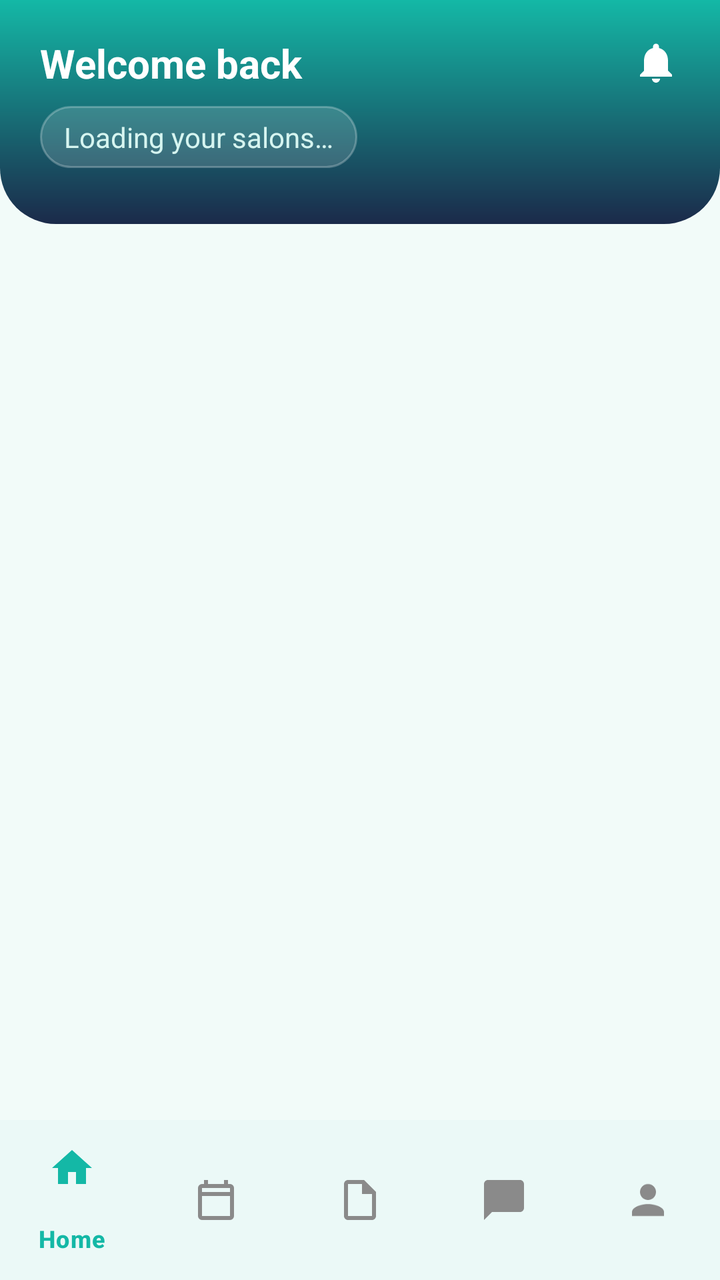
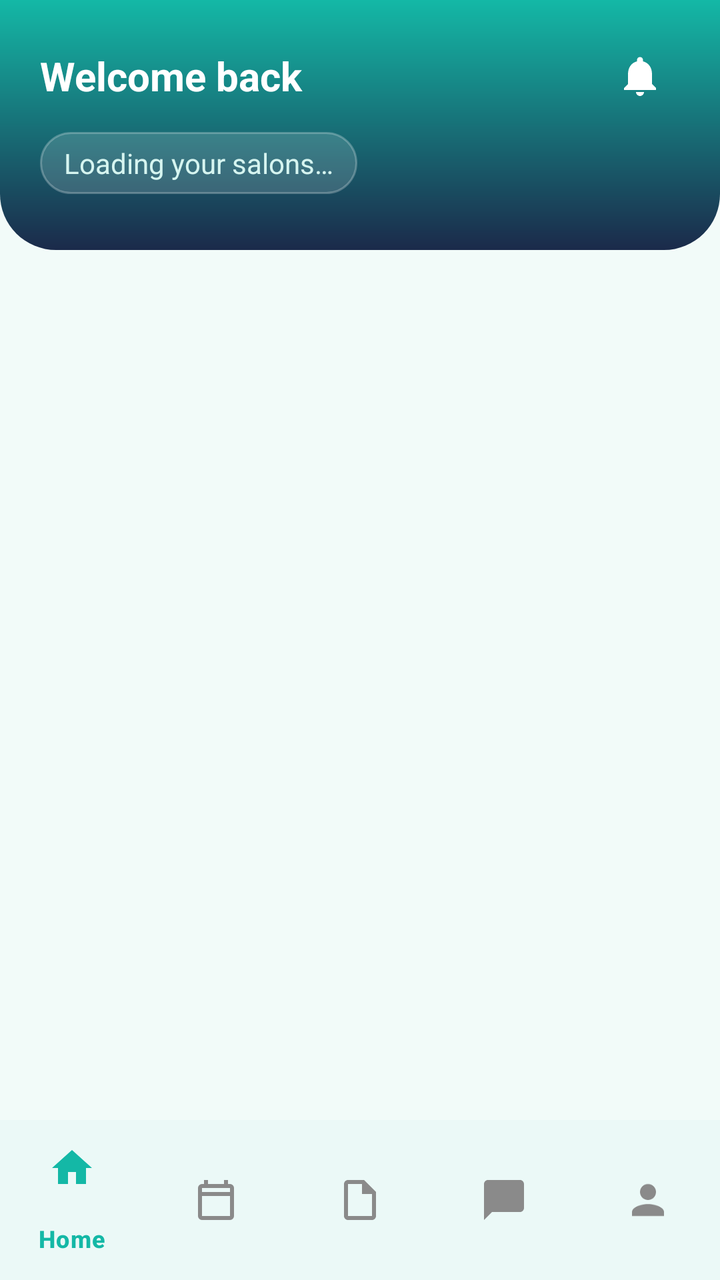

An Android layout rendered at two revisions. The XML below is the earlier revision; the diff shows what the commit changed to produce the second picture.
<!-- AndroidManifest.xml: application theme Theme.HairGo -->
<!-- res/layout/activity_owner_dashboard.xml -->
<?xml version="1.0" encoding="utf-8"?>
<androidx.constraintlayout.widget.ConstraintLayout
    xmlns:android="http://schemas.android.com/apk/res/android"
    xmlns:app="http://schemas.android.com/apk/res-auto"
    android:layout_width="match_parent"
    android:layout_height="match_parent"
    android:background="@color/home_bg">

    
    <LinearLayout
        android:id="@+id/ownerHeader"
        android:layout_width="0dp"
        android:layout_height="wrap_content"
        android:orientation="vertical"
        android:background="@drawable/bg_home_header"
        android:paddingStart="20dp"
        android:paddingEnd="20dp"
        android:paddingTop="18dp"
        android:paddingBottom="28dp"
        app:layout_constraintTop_toTopOf="parent"
        app:layout_constraintStart_toStartOf="parent"
        app:layout_constraintEnd_toEndOf="parent">

        <LinearLayout
            android:layout_width="match_parent"
            android:layout_height="wrap_content"
            android:orientation="horizontal"
            android:gravity="center_vertical">

            <TextView
                android:id="@+id/tvOwnerGreeting"
                android:layout_width="0dp"
                android:layout_height="wrap_content"
                android:layout_weight="1"
                android:text="Welcome back"
                android:textColor="@color/home_header_text"
                android:textSize="20sp"
                android:textStyle="bold" />

            <ImageView
                android:id="@+id/ivNotificationBell"
                android:layout_width="24dp"
                android:layout_height="24dp"
                android:src="@drawable/ic_bell"
                android:contentDescription="Notifications"
                app:tint="@color/home_header_text" />
        </LinearLayout>

        <TextView
            android:id="@+id/tvSalonPicker"
            android:layout_width="wrap_content"
            android:layout_height="wrap_content"
            android:layout_marginTop="8dp"
            android:background="@drawable/welcome_bg_chip"
            android:paddingStart="12dp"
            android:paddingTop="6dp"
            android:paddingEnd="12dp"
            android:paddingBottom="6dp"
            android:text="Loading your salons…"
            android:textColor="@color/home_header_subtext"
            android:textSize="14sp" />
    </LinearLayout>

    <FrameLayout
        android:id="@+id/ownerFragmentContainer"
        android:layout_width="0dp"
        android:layout_height="0dp"
        app:layout_constraintTop_toBottomOf="@id/ownerHeader"
        app:layout_constraintBottom_toTopOf="@id/ownerBottomNav"
        app:layout_constraintStart_toStartOf="parent"
        app:layout_constraintEnd_toEndOf="parent" />

    <ProgressBar
        android:id="@+id/progressOwner"
        android:layout_width="wrap_content"
        android:layout_height="wrap_content"
        android:indeterminateTint="@color/teal"
        app:layout_constraintTop_toBottomOf="@id/ownerHeader"
        app:layout_constraintBottom_toTopOf="@id/ownerBottomNav"
        app:layout_constraintStart_toStartOf="parent"
        app:layout_constraintEnd_toEndOf="parent" />

    <com.google.android.material.bottomnavigation.BottomNavigationView
        android:id="@+id/ownerBottomNav"
        android:layout_width="0dp"
        android:layout_height="wrap_content"
        android:background="@color/surface"
        app:itemIconTint="@color/bottom_nav_colour_selector"
        app:itemTextColor="@color/bottom_nav_colour_selector"
        app:menu="@menu/owner_bottom_nav_menu"
        app:layout_constraintBottom_toBottomOf="parent"
        app:layout_constraintStart_toStartOf="parent"
        app:layout_constraintEnd_toEndOf="parent" />

</androidx.constraintlayout.widget.ConstraintLayout>
<!-- resources referenced by this layout -->
<resources>
  <color name="home_bg">#F2FBF9</color>
  <color name="home_header_subtext">#D6F5F0</color>
  <color name="home_header_text">#FFFFFF</color>
  <color name="surface">#FFFFFF</color>
  <color name="teal">#14B8A6</color>
  <!-- drawable bg_home_header (drawable) -->
  <?xml version="1.0" encoding="utf-8"?>
  <shape xmlns:android="http://schemas.android.com/apk/res/android"
      android:shape="rectangle">
      <gradient
          android:startColor="@color/home_header_start"
          android:endColor="@color/home_header_end"
          android:angle="270" />
      <corners
          android:bottomLeftRadius="28dp"
          android:bottomRightRadius="28dp" />
  </shape>
  <!-- drawable ic_bell (drawable) -->
  <vector xmlns:android="http://schemas.android.com/apk/res/android"
      android:width="24dp" android:height="24dp"
      android:viewportWidth="24" android:viewportHeight="24">
      <path android:fillColor="#FFFFFFFF"
          android:pathData="M12,22c1.1,0 2,-0.9 2,-2h-4c0,1.1 0.89,2 2,2zM18,16v-5c0,-3.07 -1.64,-5.64 -4.5,-6.32V4c0,-0.83 -0.67,-1.5 -1.5,-1.5s-1.5,0.67 -1.5,1.5v0.68C7.63,5.36 6,7.92 6,11v5l-2,2v1h16v-1l-2,-2z"/>
  </vector>
  <!-- drawable welcome_bg_chip (drawable) -->
  <?xml version="1.0" encoding="utf-8"?>
  <shape xmlns:android="http://schemas.android.com/apk/res/android"
      android:shape="rectangle">
      <solid android:color="#26FFFFFF" />
      <stroke android:width="1dp" android:color="#40FFFFFF" />
      <corners android:radius="20dp" />
  </shape>
  <style name="Theme.HairGo" parent="Base.Theme.HairGo">
          <item name="snackbarStyle">@style/Widget.HairGo.Snackbar</item>
      </style>
  <color name="home_header_start">#14B8A6</color>
  <color name="home_header_end">#1B2A4A</color>
  <style name="Base.Theme.HairGo" parent="Theme.Material3.DayNight.NoActionBar">
          <item name="colorPrimary">@color/teal</item>
          <item name="colorOnPrimary">@color/white</item>
          <item name="colorSurface">@color/surface</item>
          <item name="colorOnSurface">@color/text_primary</item>
          <item name="colorSurfaceVariant">@color/grey_light</item>
          <item name="colorOnSurfaceVariant">@color/text_primary</item>
          <item name="colorOutline">@color/grey_border</item>
          <item name="android:colorBackground">@color/grey_light</item>
      </style>
  <style name="Widget.HairGo.Snackbar" parent="Widget.Material3.Snackbar">
          <item name="backgroundTint">@color/navy</item>
          <item name="android:textColor">@color/white</item>
          <item name="shapeAppearanceOverlay">@style/ShapeAppearanceOverlay.HairGo_Snackbar</item>
      </style>
  <color name="white">#FFFFFF</color>
  <color name="text_primary">#1A1A1A</color>
  <color name="grey_light">#F2F2F2</color>
  <color name="grey_border">#E0E0E0</color>
  <color name="navy">#1B2A4A</color>
  <style name="ShapeAppearanceOverlay.HairGo_Snackbar" parent="">
          <item name="cornerFamily">rounded</item>
          <item name="cornerSize">16dp</item>
      </style>
</resources>

<!-- the commit's change to res/layout/activity_owner_dashboard.xml (unified diff, before → after) -->
@@ -37,13 +37,31 @@
                 android:textSize="20sp"
                 android:textStyle="bold" />
 
-            <ImageView
-                android:id="@+id/ivNotificationBell"
-                android:layout_width="24dp"
-                android:layout_height="24dp"
-                android:src="@drawable/ic_bell"
-                android:contentDescription="Notifications"
-                app:tint="@color/home_header_text" />
+            <FrameLayout
+                android:layout_width="40dp"
+                android:layout_height="40dp"
+                android:layout_marginStart="12dp">
+
+                <ImageButton
+                    android:id="@+id/ivNotificationBell"
+                    android:layout_width="40dp"
+                    android:layout_height="40dp"
+                    android:background="?attr/selectableItemBackgroundBorderless"
+                    android:contentDescription="Notifications"
+                    android:padding="8dp"
+                    android:src="@drawable/ic_bell"
+                    app:tint="@color/home_header_text" />
+
+                <View
+                    android:id="@+id/dotOwnerNotifications"
+                    android:layout_width="10dp"
+                    android:layout_height="10dp"
+                    android:layout_gravity="top|end"
+                    android:layout_marginTop="4dp"
+                    android:layout_marginEnd="4dp"
+                    android:background="@drawable/bg_dot_red"
+                    android:visibility="gone" />
+            </FrameLayout>
         </LinearLayout>
 
         <TextView
<!-- resource entries referenced after the edit -->
@@ -5,6 +5,12 @@
   <color name="home_header_text">#FFFFFF</color>
   <color name="surface">#FFFFFF</color>
   <color name="teal">#14B8A6</color>
+  <!-- drawable bg_dot_red (drawable) -->
+  <?xml version="1.0" encoding="utf-8"?>
+  <shape xmlns:android="http://schemas.android.com/apk/res/android"
+      android:shape="oval">
+      <solid android:color="@color/error"/>
+  </shape>
   <!-- drawable bg_home_header (drawable) -->
   <?xml version="1.0" encoding="utf-8"?>
   <shape xmlns:android="http://schemas.android.com/apk/res/android"
@@ -35,6 +41,7 @@
   <style name="Theme.HairGo" parent="Base.Theme.HairGo">
           <item name="snackbarStyle">@style/Widget.HairGo.Snackbar</item>
       </style>
+  <color name="error">#D9534F</color>
   <color name="home_header_start">#14B8A6</color>
   <color name="home_header_end">#1B2A4A</color>
   <style name="Base.Theme.HairGo" parent="Theme.Material3.DayNight.NoActionBar">
